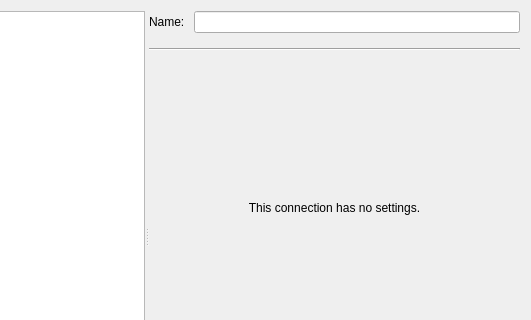
Above: src/ui/chooseconnectiondlg.ui from Tasssadar/Lorris before the change; both pictures show x 122 to 653 and y 0 to 320 of the 653 by 500 pixel window. Below: the same form after it.
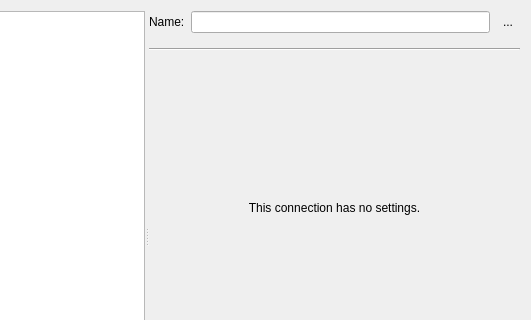
That is the form after the change. Icons and pictures are not drawn.

```diff
--- a/src/ui/chooseconnectiondlg.ui
+++ b/src/ui/chooseconnectiondlg.ui
@@ -114,26 +114,37 @@
       </property>
       <layout class="QVBoxLayout" name="verticalLayout">
        <item>
-        <layout class="QFormLayout" name="formLayout_2">
-         <property name="fieldGrowthPolicy">
-          <enum>QFormLayout::AllNonFixedFieldsGrow</enum>
-         </property>
-         <property name="horizontalSpacing">
-          <number>9</number>
-         </property>
+        <layout class="QHBoxLayout" name="horizontalLayout_6">
          <property name="bottomMargin">
           <number>9</number>
          </property>
-         <item row="0" column="0">
+         <item>
           <widget class="QLabel" name="label_4">
            <property name="text">
             <string>Name:</string>
            </property>
           </widget>
          </item>
-         <item row="0" column="1">
+         <item>
           <widget class="QLineEdit" name="connectionNameEdit"/>
          </item>
+         <item>
+          <widget class="QToolButton" name="persistNameButton">
+           <property name="toolTip">
+            <string>Store on the device</string>
+           </property>
+           <property name="text">
+            <string>...</string>
+           </property>
+           <property name="icon">
+            <iconset resource="../icons.qrc">
+             <normaloff>:/icons/arrow-up</normaloff>:/icons/arrow-up</iconset>
+           </property>
+           <property name="autoRaise">
+            <bool>true</bool>
+           </property>
+          </widget>
+         </item>
         </layout>
        </item>
        <item>
```
